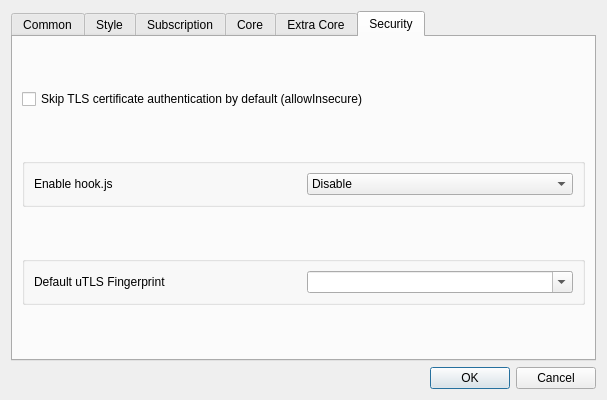
Old version of the form ui/dialog_basic_settings.ui in the repository MatsuriDayo/nekoray.
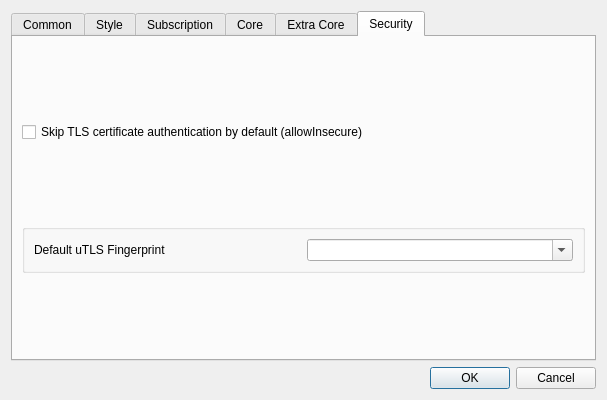
New version of the form. The open tabs and pages were chosen to show the change. Custom widgets are drawn as their Qt base class.

Commit message: remove enable_js_hook

The edit to the form file:
```diff
--- a/ui/dialog_basic_settings.ui
+++ b/ui/dialog_basic_settings.ui
@@ -758,44 +758,6 @@
          </property>
         </widget>
        </item>
-       <item>
-        <widget class="QGroupBox" name="horizontalGroupBox3">
-         <property name="sizePolicy">
-          <sizepolicy hsizetype="Preferred" vsizetype="Maximum">
-           <horstretch>0</horstretch>
-           <verstretch>0</verstretch>
-          </sizepolicy>
-         </property>
-         <layout class="QHBoxLayout" name="horizontalLayout_14">
-          <item>
-           <widget class="QLabel" name="label_2">
-            <property name="text">
-             <string>Enable hook.js</string>
-            </property>
-           </widget>
-          </item>
-          <item>
-           <widget class="QComboBox" name="enable_js_hook">
-            <item>
-             <property name="text">
-              <string notr="true">Disable</string>
-             </property>
-            </item>
-            <item>
-             <property name="text">
-              <string notr="true">Enable</string>
-             </property>
-            </item>
-            <item>
-             <property name="text">
-              <string notr="true">Enable + load std module</string>
-             </property>
-            </item>
-           </widget>
-          </item>
-         </layout>
-        </widget>
-       </item>
        <item>
         <widget class="QGroupBox" name="horizontalGroupBox2">
          <property name="sizePolicy">
```
Left out of the diff: 4 changed lines with no effect on the pictures. The commit also changes 6 other files.
